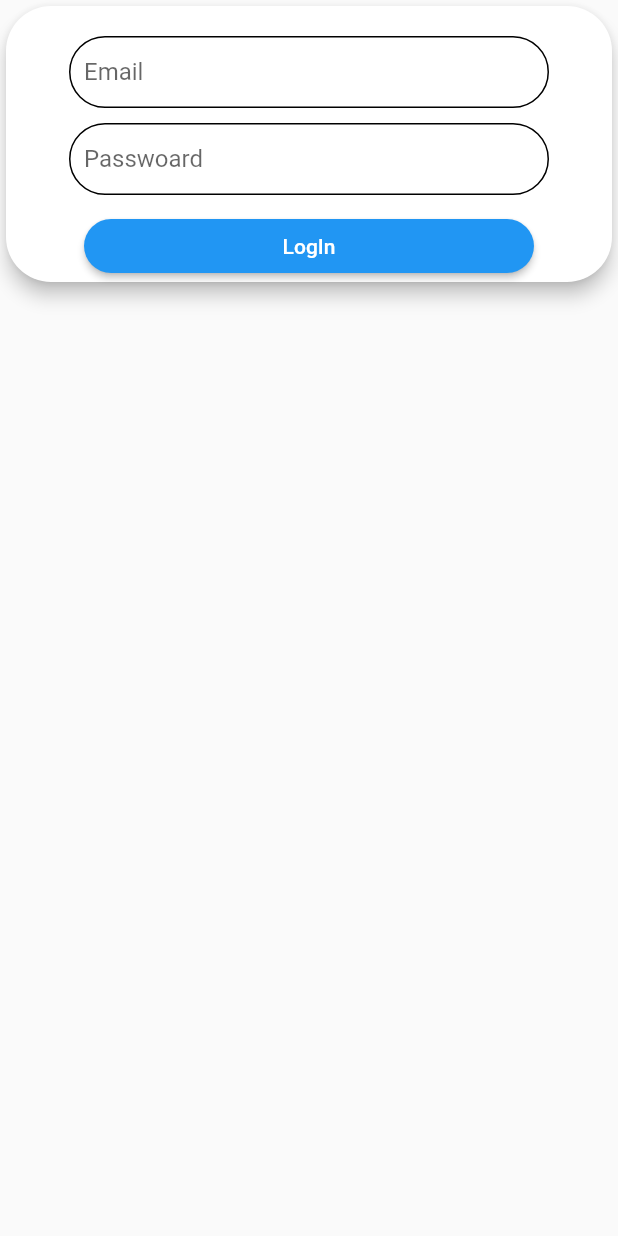
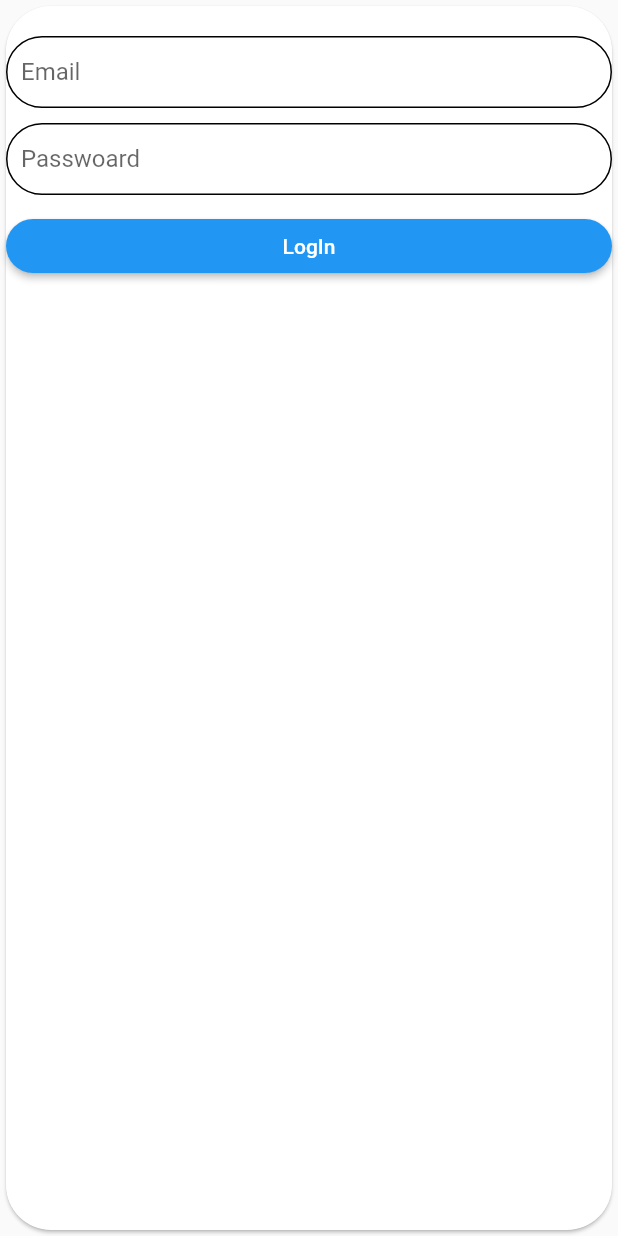
Before and after one commit to muhammedSalihT/ShopCart_Using_Api-Getx, a Flutter app: the CoustemTextFormCard widget shown alone on an empty page, opened directly, on a phone screen of 412 x 824 dp. Run offline on Flutter 3.47's test engine with Material 2 defaults, Android fonts, the phone set to English and light mode, and no system bars; our stand-ins replace carousel_slider, get, sms_autofill, timer_count_down.

Commit message:
custom form card field editted

```diff
--- a/lib/widgets/custom_textformcard.dart
+++ b/lib/widgets/custom_textformcard.dart
@@ -12,16 +12,15 @@ class CoustemTextFormCard extends StatelessWidget {
 
   @override
   Widget build(BuildContext context) {
-    return SingleChildScrollView(
+    return Expanded(
       child: Card(
-        elevation: 5.0,
         color: Colors.white,
         shape: const RoundedRectangleBorder(
           borderRadius: BorderRadius.all(Radius.circular(30)),
         ),
         child: SizedBox(
           width: double.infinity,
-          child: Column(
+          child: ListView(
             children:
                 List.generate(childrens.length, (index) => childrens[index]),
           ),
```
